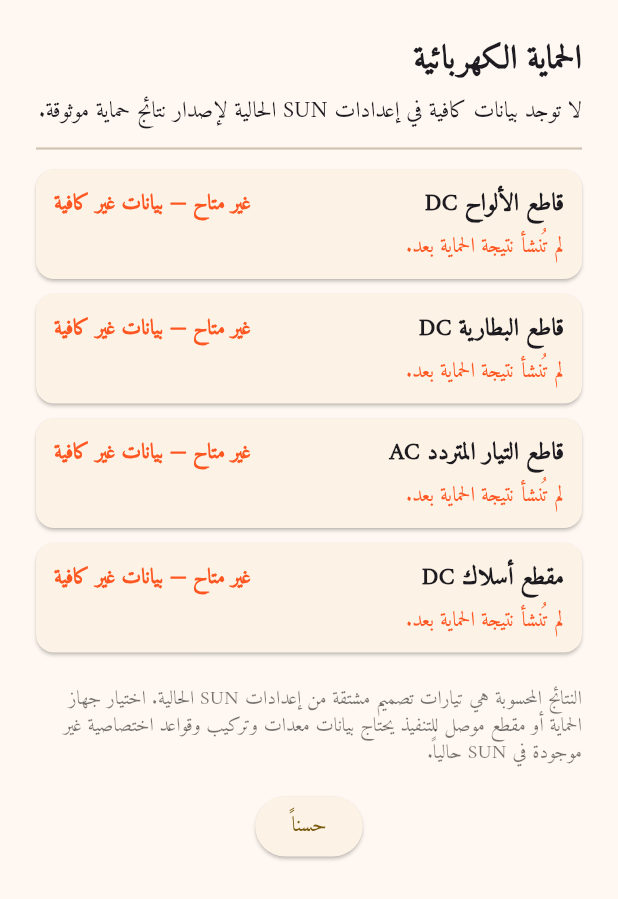
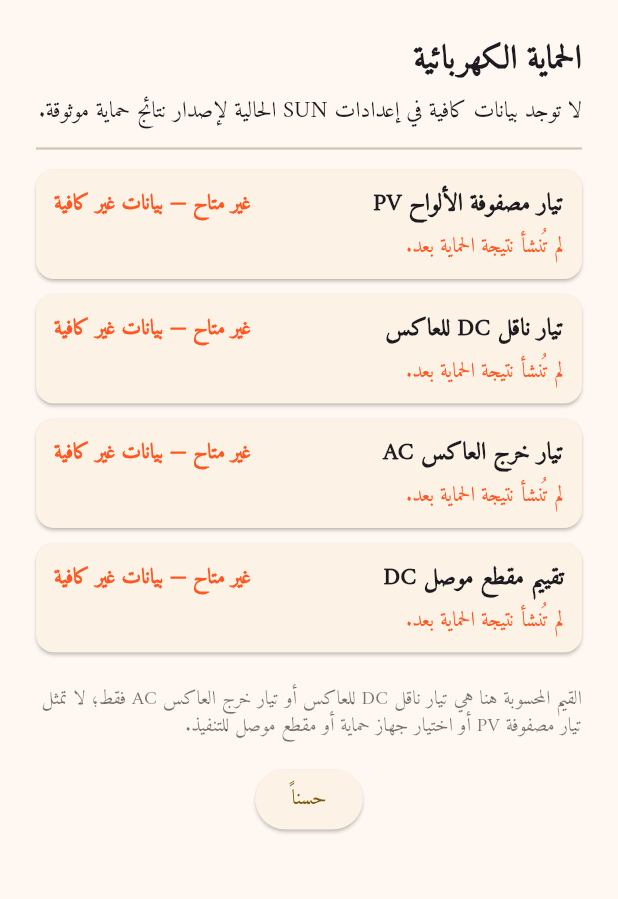
Before and after one commit to techtouchAI/SUN-, a Flutter app: the SafetyAuditDetails widget shown alone on an empty page, opened directly with empty values, on a phone screen of 412 x 824 dp. Shown: the top 899 px of the screen. Run offline on Flutter 3.47's test engine with Material 3 defaults, Android fonts, the phone set to English and light mode, and no system bars; our stand-ins replace dio, fl_chart, flutter_riverpod, google_fonts, open_filex, package_info_plus and 4 more; accounts and stored records are empty; network calls fail.

Commit message:
fix: clarify protection current meanings

```diff
--- a/lib/models/safety_audit_model.dart
+++ b/lib/models/safety_audit_model.dart
@@ -1,13 +1,18 @@
 import 'system_mode.dart';
 
-enum ProtectionResultKind { pvDcBreaker, batteryDcBreaker, acBreaker, dcCable }
+enum ProtectionResultKind {
+  pvArrayCurrent,
+  inverterDcBusCurrent,
+  inverterAcOutputCurrent,
+  dcConductorSize,
+}
 
 extension ProtectionResultKindLabels on ProtectionResultKind {
   String get labelAr => switch (this) {
-    ProtectionResultKind.pvDcBreaker => 'قاطع الألواح DC',
-    ProtectionResultKind.batteryDcBreaker => 'قاطع البطارية DC',
-    ProtectionResultKind.acBreaker => 'قاطع التيار المتردد AC',
-    ProtectionResultKind.dcCable => 'مقطع أسلاك DC',
+    ProtectionResultKind.pvArrayCurrent => 'تيار مصفوفة الألواح PV',
+    ProtectionResultKind.inverterDcBusCurrent => 'تيار ناقل DC للعاكس',
+    ProtectionResultKind.inverterAcOutputCurrent => 'تيار خرج العاكس AC',
+    ProtectionResultKind.dcConductorSize => 'تقييم مقطع موصل DC',
   };
 }
 
--- a/lib/services/electrical_protection_service.dart
+++ b/lib/services/electrical_protection_service.dart
@@ -1,5 +1,5 @@
+import '../models/protection_ruleset_contract.dart';
 import '../models/safety_audit_model.dart';
-import '../models/protection_ruleset_contract.dart';
 import '../models/system_mode.dart';
 
 /// Calculates only quantities justified by existing SUN state. It deliberately
@@ -13,30 +13,30 @@ class ElectricalProtectionService {
   SafetyAuditReport evaluate(ProtectionCalculationInputs inputs) {
     return SafetyAuditReport(
       results: List.unmodifiable([
-        _pvDcBreaker(inputs),
-        _batteryDcBreaker(inputs),
-        _acBreaker(inputs),
-        _dcCable(inputs),
+        _pvArrayCurrent(inputs),
+        _inverterDcBusCurrent(inputs),
+        _inverterAcOutputCurrent(inputs),
+        _dcConductorSize(inputs),
       ]),
     );
   }
 
-  SafetyProtectionResult _pvDcBreaker(ProtectionCalculationInputs input) {
+  SafetyProtectionResult _pvArrayCurrent(ProtectionCalculationInputs input) {
     if (input.systemMode == SystemMode.ups) {
       return _notApplicable(
-        ProtectionResultKind.pvDcBreaker,
+        ProtectionResultKind.pvArrayCurrent,
         'وضع UPS في SUN لا يستخدم مصفوفة ألواح شمسية.',
       );
     }
     if (!_positiveFinite(input.panelIscAmps) || input.requiredPanels <= 0) {
       return _missing(
-        ProtectionResultKind.pvDcBreaker,
-        'تتطلب الدارة Isc موجباً وعدد ألواح محسوباً أكبر من صفر.',
+        ProtectionResultKind.pvArrayCurrent,
+        'يتطلب تيار مصفوفة PV قيمة Isc موجبة وعدد ألواح محسوباً أكبر من صفر.',
       );
     }
     return _missing(
-      ProtectionResultKind.pvDcBreaker,
-      'تكوين الألواح على التوالي/التوازي غير محفوظ في SUN؛ لا يمكن اشتقاق تيار الدارة أو اختيار قاطع DC من Isc وعدد الألواح فقط.',
+      ProtectionResultKind.pvArrayCurrent,
+      'تكوين الألواح على التوالي/التوازي غير محفوظ في SUN؛ لا يمكن اشتقاق تيار مصفوفة PV أو اختيار حماية PV من Isc وعدد الألواح فقط.',
       trace: [
         SafetyAuditTraceEntry(
           stageAr: 'Source Input',
@@ -46,38 +46,40 @@ class ElectricalProtectionService {
         const SafetyAuditTraceEntry(
           stageAr: 'Validation',
           messageAr:
-              'تكوين strings غير متاح؛ تم حجب نتيجة القاطع بدلاً من افتراض التوصيل.',
+              'تكوين strings غير متاح؛ تم حجب تيار مصفوفة PV بدلاً من افتراض التوصيل.',
         ),
       ],
     );
   }
 
-  SafetyProtectionResult _batteryDcBreaker(ProtectionCalculationInputs input) {
+  SafetyProtectionResult _inverterDcBusCurrent(
+    ProtectionCalculationInputs input,
+  ) {
     if (input.systemMode == SystemMode.directOnGrid ||
         input.nighttimeConsumptionWh <= 0 ||
         input.requiredBatteryCapacityAh <= 0) {
       return _notApplicable(
-        ProtectionResultKind.batteryDcBreaker,
-        'لا توجد بطارية مطلوبة في نتيجة SUN الحالية.',
+        ProtectionResultKind.inverterDcBusCurrent,
+        'لا يوجد مسار بطارية/ناقل DC مطلوب في نتيجة SUN الحالية.',
       );
     }
     if (!_positiveFinite(input.systemVoltageVolts) ||
         !_positiveFinite(input.requiredInverterCapacityWatts)) {
       return _invalid(
-        ProtectionResultKind.batteryDcBreaker,
-        'جهد النظام أو قدرة العاكس المطلوبة غير صالحين للحساب.',
+        ProtectionResultKind.inverterDcBusCurrent,
+        'جهد نظام DC أو قدرة العاكس المطلوبة غير صالحين للحساب.',
       );
     }
     final current =
         input.requiredInverterCapacityWatts / input.systemVoltageVolts;
     if (!_positiveFinite(current)) {
       return _invalid(
-        ProtectionResultKind.batteryDcBreaker,
-        'نتيجة تيار البطارية غير منتهية أو غير موجبة.',
+        ProtectionResultKind.inverterDcBusCurrent,
+        'نتيجة تيار ناقل DC للعاكس غير منتهية أو غير موجبة.',
       );
     }
     return SafetyProtectionResult(
-      kind: ProtectionResultKind.batteryDcBreaker,
+      kind: ProtectionResultKind.inverterDcBusCurrent,
       status: ProtectionResultStatus.calculated,
       value: current,
       unit: 'A',
@@ -85,30 +87,33 @@ class ElectricalProtectionService {
         SafetyAuditTraceEntry(
           stageAr: 'Source Input',
           messageAr:
-              'قدرة العاكس المطلوبة = ${input.requiredInverterCapacityWatts.toStringAsFixed(1)} W من ملف الأحمال؛ جهد النظام = ${input.systemVoltageVolts.toStringAsFixed(1)} V.',
+              'قدرة العاكس المطلوبة = ${input.requiredInverterCapacityWatts.toStringAsFixed(1)} W من ملف الأحمال؛ جهد نظام DC = ${input.systemVoltageVolts.toStringAsFixed(1)} V.',
         ),
         const SafetyAuditTraceEntry(
           stageAr: 'Calculation Rule',
-          messageAr: 'تيار DC التصميمي = قدرة العاكس المطلوبة ÷ جهد النظام.',
+          messageAr:
+              'تيار ناقل DC للعاكس = قدرة العاكس المطلوبة ÷ جهد نظام DC.',
         ),
         SafetyAuditTraceEntry(
           stageAr: 'Final Result',
-          messageAr: 'تيار DC التصميمي = ${current.toStringAsFixed(2)} A.',
+          messageAr: 'تيار ناقل DC للعاكس = ${current.toStringAsFixed(2)} A.',
         ),
         const SafetyAuditTraceEntry(
           stageAr: 'Validation',
           messageAr:
-              'هذه قيمة تيار محسوبة؛ اختيار موديل/تصنيف القاطع يتطلب مواصفات الجهاز وقواعد الاختصاص.',
+              'هذا تيار ناقل DC للعاكس، وليس تيار مصفوفة PV أو اختياراً لموديل/تصنيف قاطع.',
         ),
       ],
     );
   }
 
-  SafetyProtectionResult _acBreaker(ProtectionCalculationInputs input) {
+  SafetyProtectionResult _inverterAcOutputCurrent(
+    ProtectionCalculationInputs input,
+  ) {
     if (!_positiveFinite(input.requiredInverterCapacityWatts) ||
         !_positiveFinite(input.gridVoltageVolts)) {
       return _invalid(
-        ProtectionResultKind.acBreaker,
+        ProtectionResultKind.inverterAcOutputCurrent,
         'قدرة العاكس المطلوبة أو جهد AC غير صالحين للحساب.',
       );
     }
@@ -116,12 +121,12 @@ class ElectricalProtectionService {
         input.requiredInverterCapacityWatts / input.gridVoltageVolts;
     if (!_positiveFinite(current)) {
       return _invalid(
-        ProtectionResultKind.acBreaker,
-        'نتيجة تيار AC غير منتهية أو غير موجبة.',
+        ProtectionResultKind.inverterAcOutputCurrent,
+        'نتيجة تيار خرج العاكس AC غير منتهية أو غير موجبة.',
       );
     }
     return SafetyProtectionResult(
-      kind: ProtectionResultKind.acBreaker,
+      kind: ProtectionResultKind.inverterAcOutputCurrent,
       status: ProtectionResultStatus.calculated,
       value: current,
       unit: 'A',
@@ -129,36 +134,36 @@ class ElectricalProtectionService {
         SafetyAuditTraceEntry(
           stageAr: 'Source Input',
           messageAr:
-              'قدرة العاكس المطلوبة = ${input.requiredInverterCapacityWatts.toStringAsFixed(1)} W؛ جهد AC = ${input.gridVoltageVolts.toStringAsFixed(1)} V.',
+              'قدرة العاكس المطلوبة = ${input.requiredInverterCapacityWatts.toStringAsFixed(1)} W؛ جهد خرج AC = ${input.gridVoltageVolts.toStringAsFixed(1)} V.',
         ),
         const SafetyAuditTraceEntry(
           stageAr: 'Calculation Rule',
           messageAr:
-              'تيار AC التصميمي = قدرة العاكس المطلوبة ÷ جهد AC في نموذج SUN أحادي الطور.',
+              'تيار خرج العاكس AC = قدرة العاكس المطلوبة ÷ جهد AC في نموذج SUN أحادي الطور.',
         ),
         SafetyAuditTraceEntry(
           stageAr: 'Final Result',
-          messageAr: 'تيار AC التصميمي = ${current.toStringAsFixed(2)} A.',
+          messageAr: 'تيار خرج العاكس AC = ${current.toStringAsFixed(2)} A.',
         ),
         const SafetyAuditTraceEntry(
           stageAr: 'Validation',
           messageAr:
-              'لم يتم اختيار تصنيف قاطع تجاري لأن الطور والمعدة والقواعد المحلية غير نمذجة في SUN.',
+              'هذه قيمة خرج عاكس AC ضمن نموذج أحادي الطور، وليست تيار شبكة عاماً أو تصنيف قاطع تجارياً.',
         ),
       ],
     );
   }
 
-  SafetyProtectionResult _dcCable(ProtectionCalculationInputs input) {
+  SafetyProtectionResult _dcConductorSize(ProtectionCalculationInputs input) {
     if (input.systemMode == SystemMode.directOnGrid ||
         input.requiredBatteryCapacityAh <= 0) {
       return _notApplicable(
-        ProtectionResultKind.dcCable,
+        ProtectionResultKind.dcConductorSize,
         'لا يوجد مسار بطارية DC مطلوب في نتيجة SUN الحالية.',
       );
     }
     return _missing(
-      ProtectionResultKind.dcCable,
+      ProtectionResultKind.dcConductorSize,
       'طول المسار ومادة الموصل والعزل وطريقة التمديد ودرجة الحرارة وعدد الموصلات الحاملة للتيار غير محفوظة في SUN؛ لا يمكن إخراج mm² موثوق.',
     );
   }
--- a/lib/widgets/safety_audit_details.dart
+++ b/lib/widgets/safety_audit_details.dart
@@ -31,7 +31,7 @@ class SafetyAuditDetails extends StatelessWidget {
                 _ProtectionResultRow(result: report.resultFor(kind)),
               const SizedBox(height: 12),
               const Text(
-                'النتائج المحسوبة هي تيارات تصميم مشتقة من إعدادات SUN الحالية. اختيار جهاز الحماية أو مقطع موصل للتنفيذ يحتاج بيانات معدات وتركيب وقواعد اختصاصية غير موجودة في SUN حالياً.',
+                'القيم المحسوبة هنا هي تيار ناقل DC للعاكس أو تيار خرج العاكس AC فقط؛ لا تمثل تيار مصفوفة PV أو اختيار جهاز حماية أو مقطع موصل للتنفيذ.',
                 style: TextStyle(
                   fontSize: 13,
                   color: Colors.black54,
--- a/ota_release.json
+++ b/ota_release.json
@@ -1,5 +1,5 @@
 {
-  "version": "1.0.31+2576",
-  "message": "حسابات حماية تلقائية من بيانات SUN الحالية مع حالات صريحة للبيانات غير المتاحة.",
-  "updatedAt": "2026-08-24T13:45:00.000Z"
+  "version": "1.0.32+2577",
+  "message": "تصحيح تسميات تيار ناقل DC للعاكس وتيار مصفوفة PV وتيار خرج AC.",
+  "updatedAt": "2026-08-24T14:30:00.000Z"
 }
--- a/pubspec.yaml
+++ b/pubspec.yaml
@@ -16,7 +16,7 @@ publish_to: 'none' # Remove this line if you wish to publish to pub.dev
 # https://developer.apple.com/library/archive/documentation/General/Reference/InfoPlistKeyReference/Articles/CoreFoundationKeys.html
 # In Windows, build-name is used as the major, minor, and patch parts
 # of the product and file versions while build-number is used as the build suffix.
-version: 1.0.31+2576
+version: 1.0.32+2577
 
 environment:
   sdk: ^3.11.0
```
Also changed, not shown: 3 other files.
